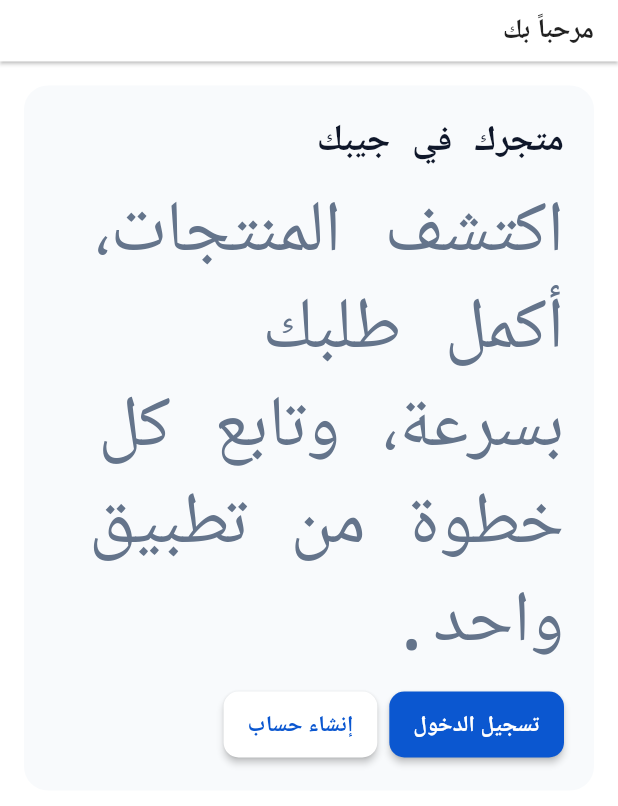
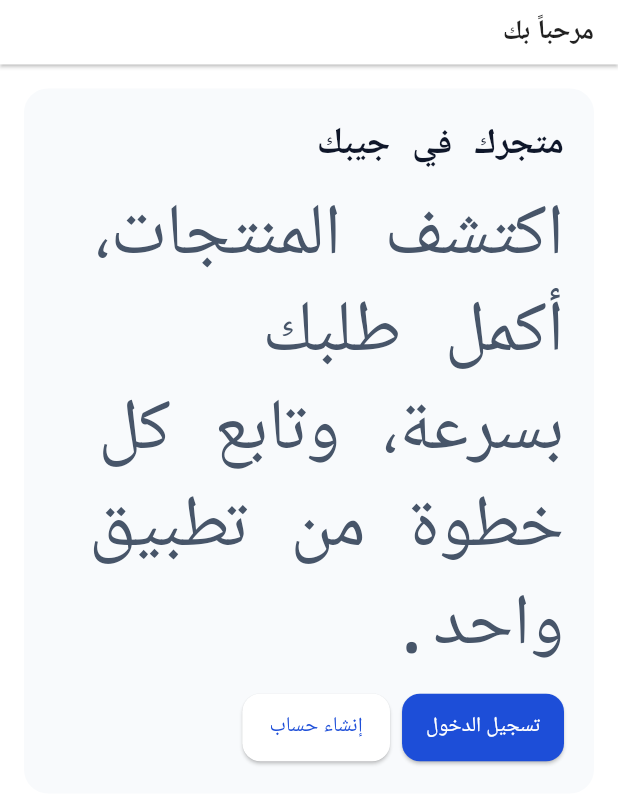
Before and after one commit to hadeelwaseem/erteqa, a Flutter app: the screen it shows after launch, after a tap on "ابدأ", on a phone screen of 412 x 824 dp. Shown: the top 806 px of the screen. Run offline on Flutter 3.47's test engine with Material 3 defaults, Android fonts, the phone set to English and light mode, and no system bars; our stand-ins replace dartz, dio, easy_localization, equatable, flutter_bloc, flutter_form_builder and 6 more; Roboto replaces fonts that are missing (Tajawal, inter).

Commit message:
Implement theme parsing from JSON into MobileAppConfig; update main.dart to apply EngineTheme for dynamic theming; adjust button and text renderers to utilize theme defaults for improved consistency across UI components.

```diff
--- a/lib/config/mobile_app_config.dart
+++ b/lib/config/mobile_app_config.dart
@@ -1,3 +1,4 @@
+import 'models/mobile_theme_config.dart';
 import 'navigation_config.dart';
 
 /// Top-level parsed model of the mobile JSON file.
@@ -17,6 +18,7 @@
   final String? tenantId;
   final String? tenantSlug;
   final NavigationConfig navigation;
+  final MobileThemeConfig theme;
 
   /// All page routes defined in `pages[]`, e.g. ['/', '/products', '/product/1', '/checkout'].
   final List<String> pageRoutes;
@@ -30,6 +32,7 @@
     this.tenantId,
     this.tenantSlug,
     required this.navigation,
+    required this.theme,
     required this.pageRoutes,
   });
 
@@ -55,6 +58,9 @@
       tenantId: app['tenantId'] as String?,
       tenantSlug: app['tenantSlug'] as String?,
       navigation: NavigationConfig.fromJson(navJson),
+      theme: MobileThemeConfig.fromJson(
+        json['theme'] as Map<String, dynamic>?,
+      ),
       pageRoutes: routes,
     );
   }
--- a/lib/config/models/app_theme_model.dart
+++ b/lib/config/models/app_theme_model.dart
@@ -1,6 +1,7 @@
 import 'package:flutter/material.dart';
 
-//TODO
+// Legacy widget-only theme shape — not wired from JSON.
+// Canonical app theme: [MobileThemeConfig] + runtime [EngineTheme].
 /// Theme model parsed from configuration (colors + typography).
 /// App-level theme; not tied to any specific feature.
 class AppThemeModel {
--- /dev/null
+++ b/lib/config/models/mobile_theme_config.dart
@@ -0,0 +1,279 @@
+/// Theme block parsed from mobile JSON config (`theme` key).
+/// Flutter-free — colors stored as hex strings.
+class MobileThemeConfig {
+  final String mode;
+  final ThemeColors colors;
+  final ThemeTypography typography;
+  final Map<String, double> radius;
+  final Map<String, double> spacing;
+  final ThemeButtons buttons;
+
+  const MobileThemeConfig({
+    required this.mode,
+    required this.colors,
+    required this.typography,
+    required this.radius,
+    required this.spacing,
+    required this.buttons,
+  });
+
+  factory MobileThemeConfig.fromJson(Map<String, dynamic>? json) {
+    if (json == null || json.isEmpty) {
+      return MobileThemeConfig.defaults();
+    }
+    return MobileThemeConfig(
+      mode: json['mode'] as String? ?? 'light',
+      colors: ThemeColors.fromJson(
+        json['colors'] as Map<String, dynamic>?,
+      ),
+      typography: ThemeTypography.fromJson(
+        json['typography'] as Map<String, dynamic>?,
+      ),
+      radius: _parseDoubleMap(json['radius']),
+      spacing: _parseDoubleMap(json['spacing']),
+      buttons: ThemeButtons.fromJson(
+        json['buttons'] as Map<String, dynamic>?,
+      ),
+    );
+  }
+
+  factory MobileThemeConfig.defaults() => MobileThemeConfig(
+        mode: 'light',
+        colors: ThemeColors.defaults(),
+        typography: ThemeTypography.defaults(),
+        radius: const {
+          'none': 0,
+          'sm': 6,
+          'md': 10,
+          'lg': 14,
+          'xl': 20,
+          'full': 9999,
+        },
+        spacing: const {
+          'xs': 4,
+          'sm': 10,
+          'md': 16,
+          'lg': 24,
+          'xl': 36,
+        },
+        buttons: ThemeButtons.defaults(),
+      );
+
+  double typographyScale(String key) =>
+      typography.scale[key] ?? typography.scale['md'] ?? 16;
+
+  double radiusValue(String key) => radius[key] ?? radius['md'] ?? 10;
+
+  /// Parses `#RRGGBB` or `#AARRGGBB` to `0xAARRGGBB` int, or null on failure.
+  static int? parseHexColor(String? hex) {
+    if (hex == null || hex.isEmpty) return null;
+    var normalized = hex.trim();
+    if (!normalized.startsWith('#')) return null;
+    normalized = normalized.substring(1);
+    if (normalized.length == 6) {
+      normalized = 'FF$normalized';
+    } else if (normalized.length != 8) {
+      return null;
+    }
+    try {
+      return int.parse(normalized, radix: 16);
+    } catch (_) {
+      return null;
+    }
+  }
+
+  static Map<String, double> _parseDoubleMap(dynamic raw) {
+    if (raw is! Map) return const {};
+    return raw.map(
+      (key, value) => MapEntry(
+        key.toString(),
+        (value as num?)?.toDouble() ?? 0,
+      ),
+    );
+  }
+}
+
+class ThemeColors {
+  final String primary;
+  final String surface;
+  final String background;
+  final String text;
+  final String muted;
+  final String success;
+  final String warning;
+  final String error;
+
+  const ThemeColors({
+    required this.primary,
+    required this.surface,
+    required this.background,
+    required this.text,
+    required this.muted,
+    required this.success,
+    required this.warning,
+    required this.error,
+  });
+
+  factory ThemeColors.fromJson(Map<String, dynamic>? json) {
+    if (json == null || json.isEmpty) return ThemeColors.defaults();
+    return ThemeColors(
+      primary: json['primary'] as String? ?? '#1D4ED8',
+      surface: json['surface'] as String? ?? '#F8FAFC',
+      background: json['background'] as String? ?? '#F1F5F9',
+      text: json['text'] as String? ?? '#0F172A',
+      muted: json['muted'] as String? ?? '#475569',
+      success: json['success'] as String? ?? '#16A34A',
+      warning: json['warning'] as String? ?? '#D97706',
+      error: json['error'] as String? ?? '#DC2626',
+    );
+  }
+
+  factory ThemeColors.defaults() => const ThemeColors(
+        primary: '#1D4ED8',
+        surface: '#F8FAFC',
+        background: '#F1F5F9',
+        text: '#0F172A',
+        muted: '#475569',
+        success: '#16A34A',
+        warning: '#D97706',
+        error: '#DC2626',
+      );
+}
+
+class ThemeTypography {
+  final String fontFamily;
+  final Map<String, double> scale;
+  final Map<String, int> weights;
+  final Map<String, double> lineHeight;
+
+  const ThemeTypography({
+    required this.fontFamily,
+    required this.scale,
+    required this.weights,
+    required this.lineHeight,
+  });
+
+  factory ThemeTypography.fromJson(Map<String, dynamic>? json) {
+    if (json == null || json.isEmpty) return ThemeTypography.defaults();
+    return ThemeTypography(
+      fontFamily: json['fontFamily'] as String? ?? 'Tajawal',
+      scale: MobileThemeConfig._parseDoubleMap(json['scale']),
+      weights: _parseIntMap(json['weights']),
+      lineHeight: MobileThemeConfig._parseDoubleMap(json['lineHeight']),
+    );
+  }
+
+  factory ThemeTypography.defaults() => const ThemeTypography(
+        fontFamily: 'Tajawal',
+        scale: {
+          'xs': 12,
+          'sm': 13,
+          'md': 16,
+          'lg': 18,
+          'xl': 22,
+          'xxl': 28,
+          'display': 36,
+        },
+        weights: {
+          'normal': 400,
+          'medium': 500,
+          'bold': 700,
+        },
+        lineHeight: {
+          'tight': 1.25,
+          'normal': 1.5,
+          'relaxed': 1.75,
+        },
+      );
+
+  static Map<String, int> _parseIntMap(dynamic raw) {
+    if (raw is! Map) return const {};
+    return raw.map(
+      (key, value) => MapEntry(
+        key.toString(),
+        (value as num?)?.toInt() ?? 0,
+      ),
+    );
+  }
+}
+
+class ThemeButtons {
+  final ThemeButtonSize sm;
+  final ThemeButtonSize md;
+  final ThemeButtonSize lg;
+
+  const ThemeButtons({
+    required this.sm,
+    required this.md,
+    required this.lg,
+  });
+
+  factory ThemeButtons.fromJson(Map<String, dynamic>? json) {
+    if (json == null || json.isEmpty) return ThemeButtons.defaults();
+    return ThemeButtons(
+      sm: ThemeButtonSize.fromJson(json['sm'] as Map<String, dynamic>?),
+      md: ThemeButtonSize.fromJson(json['md'] as Map<String, dynamic>?),
+      lg: ThemeButtonSize.fromJson(json['lg'] as Map<String, dynamic>?),
+    );
+  }
+
+  factory ThemeButtons.defaults() => ThemeButtons(
+        sm: ThemeButtonSize.defaults(
+          height: 36,
+          padX: 14,
+          fontSize: 14,
+          radius: 10,
+        ),
+        md: ThemeButtonSize.defaults(
+          height: 48,
+          padX: 18,
+          fontSize: 16,
+          radius: 12,
+        ),
+        lg: ThemeButtonSize.defaults(
+          height: 56,
+          padX: 26,
+          fontSize: 16,
+          radius: 14,
+        ),
+      );
+}
+
+class ThemeButtonSize {
+  final double height;
+  final double padX;
+  final double fontSize;
+  final double radius;
+
+  const ThemeButtonSize({
+    required this.height,
+    required this.padX,
+    required this.fontSize,
+    required this.radius,
+  });
+
+  factory ThemeButtonSize.fromJson(Map<String, dynamic>? json) {
+    if (json == null || json.isEmpty) {
+      return ThemeButtonSize.defaults();
+    }
+    return ThemeButtonSize(
+      height: (json['height'] as num?)?.toDouble() ?? 48,
+      padX: (json['padX'] as num?)?.toDouble() ?? 18,
+      fontSize: (json['fontSize'] as num?)?.toDouble() ?? 16,
+      radius: (json['radius'] as num?)?.toDouble() ?? 12,
+    );
+  }
+
+  factory ThemeButtonSize.defaults({
+    double height = 48,
+    double padX = 18,
+    double fontSize = 16,
+    double radius = 12,
+  }) =>
+      ThemeButtonSize(
+        height: height,
+        padX: padX,
+        fontSize: fontSize,
+        radius: radius,
+      );
+}
--- a/lib/engine/app_config_loader.dart
+++ b/lib/engine/app_config_loader.dart
@@ -33,7 +33,8 @@
       debugPrint(
         '[AppConfigLoader] ✅ Loaded config: ${config.appName} '
         '(${config.navigation.tabs.length} tabs, '
-        '${config.pageRoutes.length} pages)',
+        '${config.pageRoutes.length} pages, '
+        'font=${config.theme.typography.fontFamily})',
       );
       return config;
     } catch (e, st) {
--- /dev/null
+++ b/lib/engine/theme/engine_theme.dart
@@ -0,0 +1,99 @@
+import 'package:flutter/material.dart';
+import 'package:google_fonts/google_fonts.dart';
+import 'package:sooq_merchant/config/models/mobile_theme_config.dart';
+
+/// Runtime theme bridge for JSON `theme` — injected into engine [dataContext].
+class EngineTheme {
+  static const contextKey = '_engineTheme';
+
+  final MobileThemeConfig config;
+
+  const EngineTheme(this.config);
+
+  factory EngineTheme.fromConfig(MobileThemeConfig config) =>
+      EngineTheme(config);
+
+  static EngineTheme? fromDataContext(Map<String, dynamic>? dataContext) {
+    final value = dataContext?[contextKey];
+    return value is EngineTheme ? value : null;
+  }
+
+  ThemeButtonSize get buttonMd => config.buttons.md;
+
+  Color? _colorFromHex(String hex) {
+    final argb = MobileThemeConfig.parseHexColor(hex);
+    return argb != null ? Color(argb) : null;
+  }
+
+  Color get textColor => _colorFromHex(config.colors.text) ?? const Color(0xFF0F172A);
+
+  Color get primaryColor =>
+      _colorFromHex(config.colors.primary) ?? const Color(0xFF1D4ED8);
+
+  Color get surfaceColor =>
+      _colorFromHex(config.colors.surface) ?? const Color(0xFFF8FAFC);
+
+  Color get backgroundColor =>
+      _colorFromHex(config.colors.background) ?? const Color(0xFFF1F5F9);
+
+  Color get errorColor =>
+      _colorFromHex(config.colors.error) ?? const Color(0xFFDC2626);
+
+  double typographyScale(String key) => config.typographyScale(key);
+
+  /// Builds [ThemeData] for [MaterialApp] from parsed JSON theme.
+  static ThemeData toThemeData(MobileThemeConfig config) {
+    final engine = EngineTheme(config);
+    final primary = engine.primaryColor;
+    final surface = engine.surfaceColor;
+    final background = engine.backgroundColor;
+    final error = engine.errorColor;
+    final onPrimary = _contrastOn(primary);
+    final onSurface = engine.textColor;
+
+    final colorScheme = ColorScheme(
+      brightness: Brightness.light,
+      primary: primary,
+      onPrimary: onPrimary,
+      secondary: primary,
+      onSecondary: onPrimary,
+      surface: surface,
+      onSurface: onSurface,
+      error: error,
+      onError: Colors.white,
+    );
+
+    final base = ThemeData(
+      useMaterial3: true,
+      colorScheme: colorScheme,
+      scaffoldBackgroundColor: background,
+    );
+
+    final family = config.typography.fontFamily.trim().toLowerCase();
+    if (family == 'tajawal') {
+      try {
+        return base.copyWith(
+          textTheme: GoogleFonts.tajawalTextTheme(base.textTheme),
+          primaryTextTheme: GoogleFonts.tajawalTextTheme(base.primaryTextTheme),
+        );
+      } catch (_) {
+        // Offline / test / font fetch failure — fall back to family name.
+      }
+    }
+
+    return base.copyWith(
+      textTheme: base.textTheme.apply(
+        fontFamily: config.typography.fontFamily,
+      ),
+      primaryTextTheme: base.primaryTextTheme.apply(
+        fontFamily: config.typography.fontFamily,
+      ),
+    );
+  }
+
+  static Color _contrastOn(Color background) {
+    return background.computeLuminance() > 0.5
+        ? const Color(0xFF0F172A)
+        : Colors.white;
+  }
+}
--- a/lib/engine/tree/renderers/button_renderer.dart
+++ b/lib/engine/tree/renderers/button_renderer.dart
@@ -2,6 +2,7 @@
 
 import '../../../config/component_config.dart';
 import '../../component_renderer/component_renderer.dart';
+import '../../theme/engine_theme.dart';
 import '../parsers/property_parsers.dart';
 
 class ButtonRenderer implements ComponentRenderer {
@@ -23,9 +24,13 @@
     final foregroundColor = PropertyParsers.parseColor(
       config.properties['foregroundColor'] as String?,
     );
+    final theme = EngineTheme.fromDataContext(dataContext);
     final borderRadius = PropertyParsers.parseBorderRadius(
-      config.properties['borderRadius'],
-    );
+          config.properties['borderRadius'],
+        ) ??
+        (theme != null
+            ? BorderRadius.circular(theme.buttonMd.radius)
+            : const BorderRadius.all(Radius.circular(8)));
     final padding = PropertyParsers.parseEdgeInsets(
       config.properties['padding'],
     );
@@ -35,9 +40,7 @@
     final onTap = config.properties['onTap'] as VoidCallback?;
     final maxWidth = PropertyParsers.parseDouble(config.properties['maxWidth']);
 
-    final shape = RoundedRectangleBorder(
-      borderRadius: borderRadius ?? BorderRadius.circular(8),
-    );
+    final shape = RoundedRectangleBorder(borderRadius: borderRadius);
 
     late final Widget button;
     switch (variant) {
--- a/lib/engine/tree/renderers/text_renderer.dart
+++ b/lib/engine/tree/renderers/text_renderer.dart
@@ -3,6 +3,7 @@
 import '../../../config/component_config.dart';
 
 import '../../component_renderer/component_renderer.dart';
+import '../../theme/engine_theme.dart';
 import '../parsers/data_context_path.dart';
 import '../parsers/property_parsers.dart';
 
@@ -19,14 +20,17 @@
         (boundValue?.toString().trim().isNotEmpty ?? false)
         ? boundValue.toString()
         : (config.properties['value'] as String? ?? '');
-    final fontSize =
-        (config.properties['fontSize'] as num?)?.toDouble() ?? 16.0;
+    final theme = EngineTheme.fromDataContext(dataContext);
+    final fontSize = (config.properties['fontSize'] as num?)?.toDouble() ??
+        theme?.typographyScale('md') ??
+        16.0;
     final fontWeight = PropertyParsers.parseFontWeight(
       config.properties['fontWeight'] as String?,
     );
     final color = PropertyParsers.parseColor(
-      config.properties['color'] as String?,
-    );
+          config.properties['color'] as String?,
+        ) ??
+        theme?.textColor;
     final textAlign = PropertyParsers.parseTextAlign(
       config.properties['textAlign'] as String?,
     );
--- a/lib/features/variantscreen/presentation/views/variant_screen.dart
+++ b/lib/features/variantscreen/presentation/views/variant_screen.dart
@@ -13,6 +13,7 @@
 import 'package:sooq_merchant/engine/actions/action_dispatcher.dart';
 import 'package:sooq_merchant/engine/form/form_state_store.dart';
 import 'package:sooq_merchant/engine/requests/request_mapper.dart';
+import 'package:sooq_merchant/engine/theme/engine_theme.dart';
 import 'package:sooq_merchant/engine/tree/tree_engine.dart';
 import 'package:sooq_merchant/features/auth/presentation/manager/auth_cubit/auth_cubit.dart';
 import 'package:sooq_merchant/features/product/data/models/category.dart';
@@ -420,6 +421,7 @@
         'tenantSlug': config.tenantSlug,
         'bundleId': config.bundleId,
       };
+      merged[EngineTheme.contextKey] = EngineTheme.fromConfig(config.theme);
     }
     merged['loadingRequestKeys'] = const <String, bool>{};
     if (_requestResults.isNotEmpty) {
--- a/lib/main.dart
+++ b/lib/main.dart
@@ -14,7 +14,9 @@
 import 'package:sooq_merchant/core/utils/app_router.dart';
 import 'package:sooq_merchant/core/utils/service_locator.dart';
 import 'package:sooq_merchant/core/utils/size_config.dart';
+import 'package:sooq_merchant/config/mobile_app_config.dart';
 import 'package:sooq_merchant/engine/app_config_loader.dart';
+import 'package:sooq_merchant/engine/theme/engine_theme.dart';
 
 /// The JSON file that drives the app.
 /// Change this to switch to a different config at any time.
@@ -79,6 +81,7 @@
         router: router,
         tokenCubit: tokenCubit,
         sharedPreferencesCubit: sharedPreferencesCubit,
+        mobileAppConfig: mobileConfig,
       ),
     ),
   );
@@ -88,12 +91,14 @@
   final GoRouter router;
   final TokenCubit tokenCubit;
   final SharedPreferencesCubit sharedPreferencesCubit;
+  final MobileAppConfig? mobileAppConfig;
 
   const SOOQApp({
     super.key,
     required this.router,
     required this.tokenCubit,
     required this.sharedPreferencesCubit,
+    this.mobileAppConfig,
   });
 
   @override
@@ -107,11 +112,9 @@
         builder: (context) {
           SizeConfig.init(context);
           return MaterialApp.router(
-            theme: ThemeData(
-              useMaterial3: false,
-              fontFamily: 'inter',
-              scaffoldBackgroundColor: const Color(0xFFF4F6FA),
-            ),
+            theme: mobileAppConfig != null
+                ? EngineTheme.toThemeData(mobileAppConfig!.theme)
+                : ThemeData(useMaterial3: true),
             localizationsDelegates: context.localizationDelegates,
             supportedLocales: context.supportedLocales,
             locale: context.locale,
```
Also changed, not shown: assets/config/mobile_production_v2.json, 5 other files.
